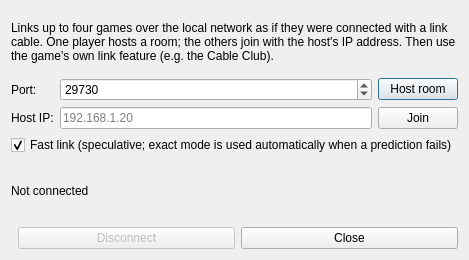
NewDevNow2026/mgba, file src/platform/qt/NetLinkView.ui: the form before one commit.
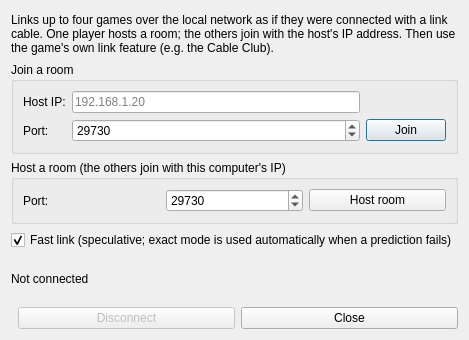
The form after the commit.

Commit message:
Qt: split the network link dialog into 'Join a room' and 'Host a room'
The host button sat next to the join fields and read as part of them.

Diff of the .ui file:
```diff
--- a/src/platform/qt/NetLinkView.ui
+++ b/src/platform/qt/NetLinkView.ui
@@ -7,7 +7,7 @@
     <x>0</x>
     <y>0</y>
     <width>420</width>
-    <height>260</height>
+    <height>340</height>
    </rect>
   </property>
   <property name="windowTitle">
@@ -24,52 +24,90 @@
      </property>
     </widget>
    </item>
-   <item row="1" column="0">
-    <widget class="QLabel" name="label">
-     <property name="text">
-      <string>Port:</string>
+   <item row="1" column="0" colspan="3">
+    <widget class="QGroupBox" name="joinBox">
+     <property name="title">
+      <string>Join a room</string>
      </property>
-    </widget>
-   </item>
-   <item row="1" column="1">
-    <widget class="QSpinBox" name="port">
-     <property name="minimum">
-      <number>1024</number>
-     </property>
-     <property name="maximum">
-      <number>65535</number>
-     </property>
-     <property name="value">
-      <number>29730</number>
-     </property>
-    </widget>
-   </item>
-   <item row="1" column="2">
-    <widget class="QPushButton" name="host">
-     <property name="text">
-      <string>Host room</string>
-     </property>
-    </widget>
-   </item>
-   <item row="2" column="0">
+     <layout class="QGridLayout" name="joinLayout">
+      <item row="0" column="0">
     <widget class="QLabel" name="label_2">
      <property name="text">
       <string>Host IP:</string>
      </property>
     </widget>
    </item>
-   <item row="2" column="1">
+      <item row="0" column="1">
     <widget class="QLineEdit" name="address">
      <property name="placeholderText">
       <string>192.168.1.20</string>
      </property>
     </widget>
    </item>
-   <item row="2" column="2">
+      <item row="1" column="0">
+       <widget class="QLabel" name="label">
+        <property name="text">
+         <string>Port:</string>
+        </property>
+       </widget>
+      </item>
+      <item row="1" column="1">
+       <widget class="QSpinBox" name="port">
+        <property name="minimum">
+         <number>1024</number>
+        </property>
+        <property name="maximum">
+         <number>65535</number>
+        </property>
+        <property name="value">
+         <number>29730</number>
+        </property>
+       </widget>
+      </item>
+      <item row="1" column="2">
     <widget class="QPushButton" name="join">
      <property name="text">
       <string>Join</string>
      </property>
+       </widget>
+      </item>
+     </layout>
+    </widget>
+   </item>
+   <item row="2" column="0" colspan="3">
+    <widget class="QGroupBox" name="hostBox">
+     <property name="title">
+      <string>Host a room (the others join with this computer's IP)</string>
+     </property>
+     <layout class="QGridLayout" name="hostLayout">
+      <item row="0" column="0">
+       <widget class="QLabel" name="label_3">
+        <property name="text">
+         <string>Port:</string>
+        </property>
+       </widget>
+      </item>
+      <item row="0" column="1">
+       <widget class="QSpinBox" name="hostPort">
+        <property name="minimum">
+         <number>1024</number>
+        </property>
+        <property name="maximum">
+         <number>65535</number>
+        </property>
+        <property name="value">
+         <number>29730</number>
+        </property>
+       </widget>
+      </item>
+      <item row="0" column="2">
+       <widget class="QPushButton" name="host">
+        <property name="text">
+         <string>Host room</string>
+        </property>
+       </widget>
+      </item>
+     </layout>
     </widget>
    </item>
    <item row="3" column="0" colspan="3">
```
Lines whose indentation alone changed are shown as unchanged. The commit also changes 1 other file.
